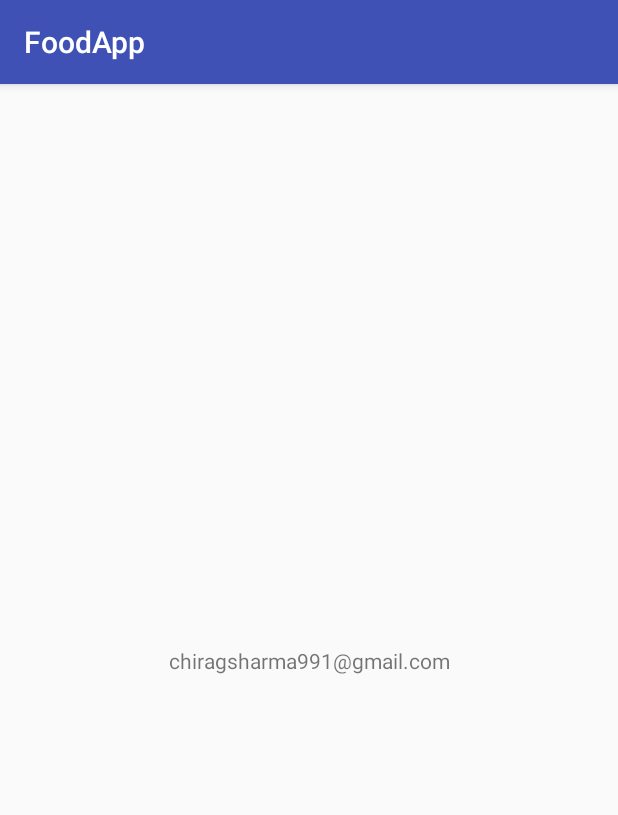
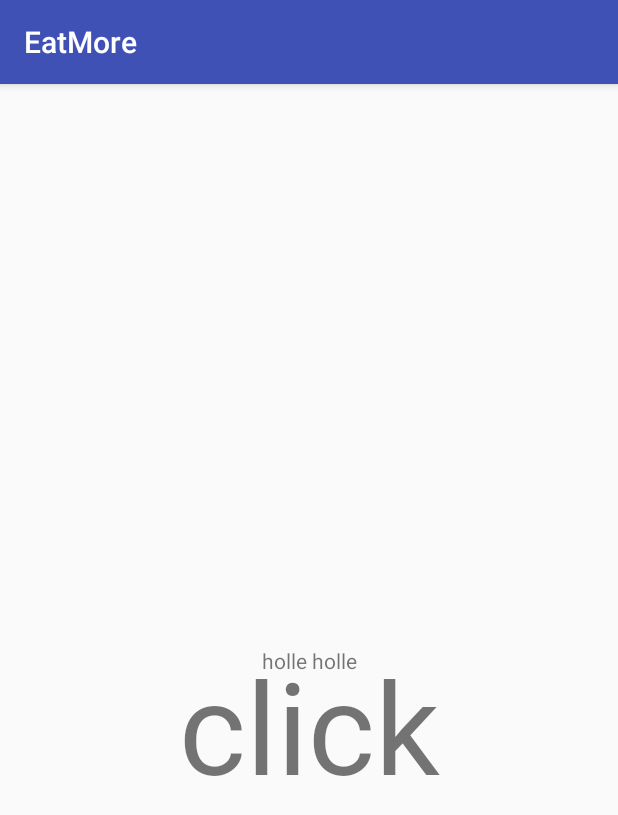
Before and after one commit to chiragsharma991/FoodApp, an Android app: the screen it shows after launch (MainActivity), on a phone screen of 412 x 824 dp. Shown: the top 815 px of the screen. Run offline under Robolectric (Android 15) with nearby library versions, the phone set to English and light mode, and no system bars; our stand-ins replace data binding, sdp/ssp sizes; libraries missing offline, so code that uses them is left out: .

Commit message:
commit first

```diff
--- a/app/build.gradle
+++ b/app/build.gradle
@@ -42,6 +42,9 @@ dependencies {
 
     kapt 'com.android.databinding:compiler:3.1.3'
 
+    implementation "android.arch.lifecycle:extensions:1.1.0"
+    annotationProcessor "android.arch.lifecycle:compiler:1.0.0"
+
 
     //Retrofit
     implementation 'com.squareup.retrofit2:retrofit:2.3.0'
--- a/app/src/main/java/dk/eatmore/foodapp/MainActivity.kt
+++ b/app/src/main/java/dk/eatmore/foodapp/MainActivity.kt
@@ -1,20 +1,74 @@
 package dk.eatmore.foodapp
 
+import android.arch.lifecycle.Observer
 import android.databinding.DataBindingUtil
 import android.support.v7.app.AppCompatActivity
 import android.os.Bundle
 import dk.eatmore.foodapp.databinding.ActivityMainBinding
+import android.arch.lifecycle.ViewModelProviders
+import android.util.Log
+import dk.eatmore.foodapp.model.MainViewModel
 import dk.eatmore.foodapp.model.User
+import kotlinx.android.synthetic.main.activity_main.*
+
 
 class MainActivity : AppCompatActivity() {
 
+
+    private lateinit var usersViewModel: MainViewModel
+
     override fun onCreate(savedInstanceState: Bundle?) {
         super.onCreate(savedInstanceState)
+        val user =User()
+
         val binding:ActivityMainBinding= DataBindingUtil.setContentView(this,R.layout.activity_main)
-        val user=User()
-        user.email ="chiragsharma991@gmail.com"
-        user.name ="charisharma"
-        binding.user =user
+
         //test
+         usersViewModel = ViewModelProviders.of(this).get(MainViewModel::class.java!!)
+        if(savedInstanceState ==null)
+        usersViewModel.init()
+            // update
+
+        txt_click.setOnClickListener{
+           // usersViewModel.count = 2
+            usersViewModel.getUser().value!!.name="chari sharma"
+            usersViewModel.getUser().value!!.email="chiragsharma991@gmail.com"
+           // binding.user=usersViewModel
+        }
+        txt_click_two.setOnClickListener{
+           // val user =User()
+            val a=User()
+            a.name ="chirag"
+            a.email ="raja jrajk"
+
+            usersViewModel.set("chirag","chirag sharakdsk")
+           // usersViewModel.getUser().value!!.name="test"
+                    //   binding.user=user
+
+
+        }
+
+        binding.user=usersViewModel.getUser().value
+       // if(savedInstanceState ==null)
+//
+
+        usersViewModel.getUser().observe(this, Observer { user -> Log.e("TAG", user!!.email)
+
+        binding.user= usersViewModel.getUser().value
+
+        })
+
+
+    }
+
+    private fun showList(count: String) {
+        Log.e("main"," count  "+count)
+    }
+
+    override fun onDestroy() {
+        super.onDestroy()
+    //    usersViewModel.name.removeObservers(this)
+
+
     }
 }
--- /dev/null
+++ b/app/src/main/java/dk/eatmore/foodapp/model/MainViewModel.kt
@@ -0,0 +1,31 @@
+package dk.eatmore.foodapp.model
+
+import android.arch.lifecycle.LiveData
+import android.arch.lifecycle.MutableLiveData
+import android.arch.lifecycle.ViewModel
+
+class MainViewModel : ViewModel() {
+
+     var uiData = MutableLiveData<User>()
+
+    fun init() {
+        /* expensive operation, e.g. network request */
+        val user=User()
+        user.name ="vaibhav"
+        user.email ="holle holle"
+
+        uiData.value = user
+    }
+    fun set(s: String, s1: String) {
+        /* expensive operation, e.g. network request */
+        val user=User()
+        user.name =s
+        user.email =s1
+
+        uiData.value = user
+    }
+
+    fun getUser(): LiveData<User> {
+        return uiData
+    }
+}
--- a/app/src/main/java/dk/eatmore/foodapp/model/User.kt
+++ b/app/src/main/java/dk/eatmore/foodapp/model/User.kt
@@ -1,6 +1,22 @@
 package dk.eatmore.foodapp.model
 
+import android.arch.lifecycle.MutableLiveData
+import android.arch.lifecycle.ViewModel
+import android.databinding.BaseObservable
+import android.databinding.Bindable
+import android.util.Log
+import com.android.databinding.library.baseAdapters.BR
+
 data class User  (
-    var name: String="",
-    var email: String=""
-)
+        var name: String = "",
+        var email: String=""
+) /*: BaseObservable() {
+
+    var _name: String @Bindable get() = name
+        set(a) {
+            Log.e("set value","---"+a+" or "+name)
+            name = a
+            notifyPropertyChanged(BR._name)
+        }
+
+}*/
--- a/app/src/main/res/layout/activity_main.xml
+++ b/app/src/main/res/layout/activity_main.xml
@@ -19,7 +19,21 @@
         <TextView
             android:layout_width="wrap_content"
             android:layout_height="wrap_content"
+            android:id="@+id/txt_click"
             android:text="@{user.email}"
+            app:layout_constraintBottom_toBottomOf="parent"
+            app:layout_constraintLeft_toLeftOf="parent"
+            app:layout_constraintRight_toRightOf="parent"
+            app:layout_constraintTop_toTopOf="parent" />
+
+        <TextView
+            android:layout_width="wrap_content"
+            android:layout_height="wrap_content"
+            android:text="click"
+            android:textSize="@dimen/_85sdp"
+            android:fontFamily="@font/aboriginal_sans_regular"
+            android:layout_marginTop="@dimen/_85sdp"
+            android:id="@+id/txt_click_two"
             app:layout_constraintBottom_toBottomOf="parent"
             app:layout_constraintLeft_toLeftOf="parent"
             app:layout_constraintRight_toRightOf="parent"
--- a/app/src/main/res/values/strings.xml
+++ b/app/src/main/res/values/strings.xml
@@ -1,4 +1,4 @@
 <resources>
-    <string name="app_name">FoodApp</string>
+    <string name="app_name">EatMore</string>
     <string name="cancel">cancel</string>
 </resources>
```
Also changed, not shown: app/src/main/res/font/roboto_black.ttf (added), app/src/main/res/font/roboto_condensed.ttf (added), app/src/main/res/font/roboto_light.ttf (added), app/src/main/res/font/roboto_regular.ttf (added), app/src/main/res/font/roboto_thin.ttf (added), 4 other files.
